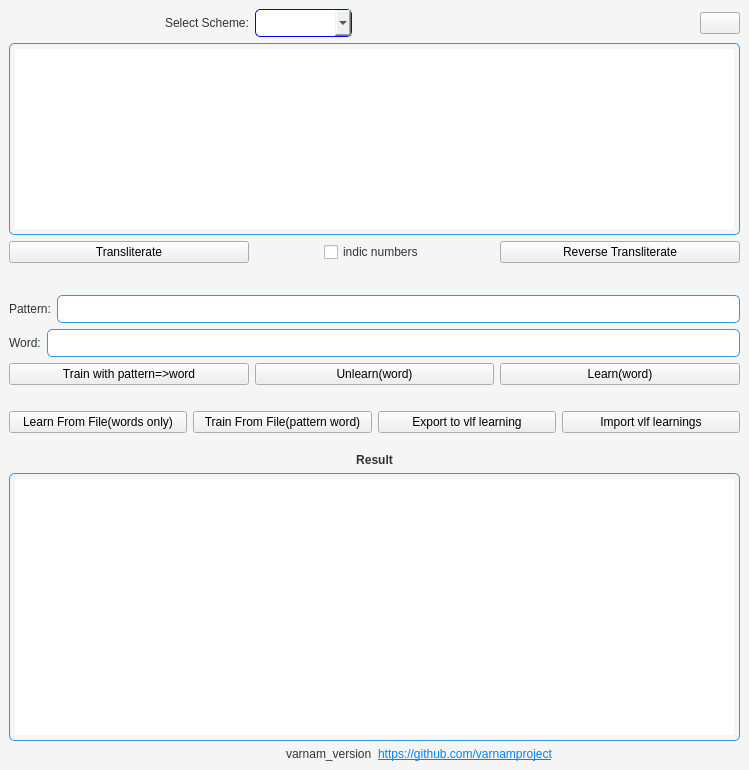
First picture: the form in mainwindow.ui, repository khumnath/varnam-tools, before the edit.
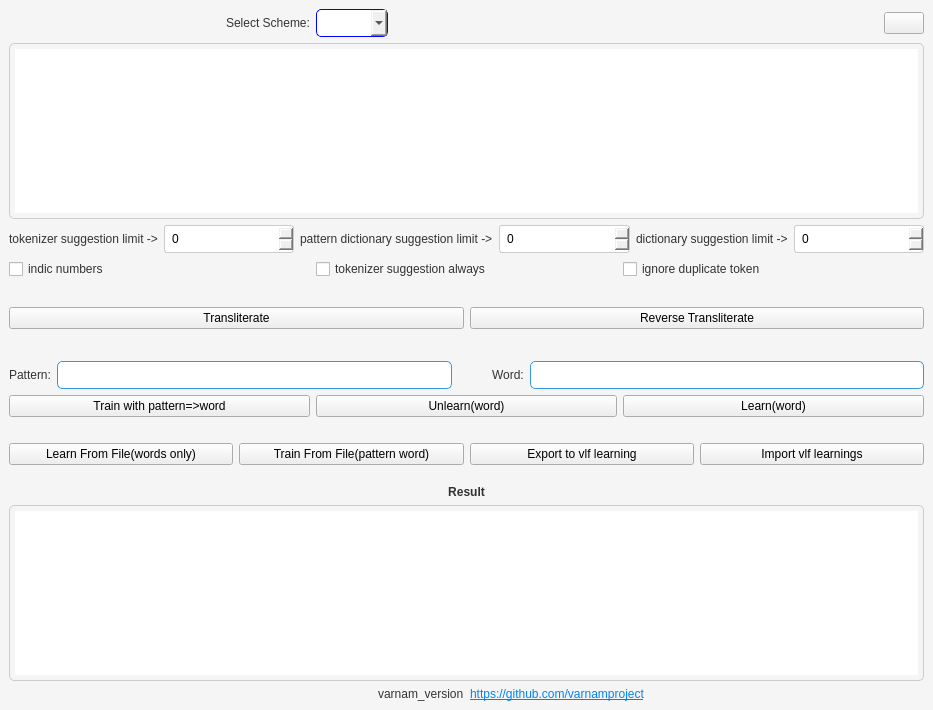
Second picture: the form after the edit. Icons and pictures are not drawn.

The edit to the form file:
```diff
--- a/mainwindow.ui
+++ b/mainwindow.ui
@@ -9,8 +9,8 @@
    <rect>
     <x>0</x>
     <y>0</y>
-    <width>749</width>
-    <height>770</height>
+    <width>933</width>
+    <height>710</height>
    </rect>
   </property>
   <property name="focusPolicy">
@@ -28,11 +28,11 @@
   background-color: #f5f5f5; /* Light gray background */
   font-family: Arial, sans-serif; /* Modern font */
 }
+
 QLabel {
   color: #333; /* Darker text for labels */
 }
 
-
 /* Text boxes with blue borders and rounded corners */
 QLineEdit, QTextEdit {
   border: 1px solid #3498db; /* Blue border for text boxes */
@@ -41,9 +41,10 @@
   background-color: white;
 }
 
+/* Combo box style */
 QComboBox {
   border: 1px solid blue; /* Light gray border for combobox */
-border-radius: 5px;
+  border-radius: 5px;
   padding: 5px;
   background-color: white;
 }
@@ -52,9 +53,59 @@
   color: #333; /* Darker text for checkbox */
 }
 
+/* Specific styles for components */
 QLabel#debugLabel {
-  font-weight: bold; /* Bold text for result label */
+  font-weight: bold; /* Bold text for debug label */
 }
+
+
+
+/* Specific styles for QTextEdit */
+QTextEdit {
+  background-color: #ffffff; /* White background */
+  border: 1px solid #cccccc; /* Light gray border */
+  padding: 5px; /* Padding */
+}
+
+/* Specific styles for QSpinBox */
+QSpinBox {
+  padding: 5px; /* Padding */
+  border: 1px solid #cccccc; /* Light gray border */
+  border-radius: 3px; /* Rounded corners */
+  background-color: white; /* White background */
+}
+
+/* Specific styles for QFileDialog */
+QFileDialog {
+  background-color: #ffffff; /* White background */
+  border: 1px solid #cccccc; /* Light gray border */
+}
+
+/* Specific styles for QMessageBox */
+QMessageBox {
+  background-color: #ffffff; /* White background */
+  border: 1px solid #cccccc; /* Light gray border */
+}
+
+/* Specific styles for CustomHtmlDialog */
+CustomHtmlDialog {
+  background-color: #ffffff; /* White background */
+  border: 1px solid #cccccc; /* Light gray border */
+}
+
+/* Specific styles for QMenuBar */
+QMenuBar {
+  background-color: #ffffff; /* White background */
+  border: 1px solid #cccccc; /* Light gray border */
+}
+
+/* Specific styles for QMenu */
+QMenu {
+  background-color: #ffffff; /* White background */
+  border: 1px solid #cccccc; /* Light gray border */
+}
+
+/* Additional component styles can be added as needed */
 </string>
   </property>
   <property name="dockNestingEnabled">
@@ -82,7 +133,7 @@
        <widget class="QComboBox" name="vstSelector">
         <property name="minimumSize">
          <size>
-          <width>97</width>
+          <width>0</width>
           <height>0</height>
          </size>
         </property>
@@ -139,15 +190,45 @@
      </widget>
     </item>
     <item>
-     <layout class="QHBoxLayout" name="translit_buttons">
+     <layout class="QGridLayout" name="gridLayout">
+      <property name="sizeConstraint">
+       <enum>QLayout::SetDefaultConstraint</enum>
+      </property>
+      <item row="0" column="0">
+       <widget class="QLabel" name="label_3">
+        <property name="text">
+         <string>tokenizer suggestion limit -&gt;</string>
+        </property>
+       </widget>
+      </item>
+      <item row="0" column="6">
+       <widget class="QSpinBox" name="dictSuggestionsSpinBox"/>
+      </item>
+      <item row="0" column="4">
+       <widget class="QLabel" name="label_4">
+        <property name="text">
+         <string>dictionary suggestion limit -&gt;</string>
+        </property>
+       </widget>
+      </item>
+      <item row="0" column="1">
+       <widget class="QSpinBox" name="tokenizerSuggestionsSpinBox"/>
+      </item>
+      <item row="0" column="2">
+       <widget class="QLabel" name="label_5">
+        <property name="text">
+         <string>pattern dictionary suggestion limit -&gt;</string>
+        </property>
+       </widget>
+      </item>
+      <item row="0" column="3">
+       <widget class="QSpinBox" name="patternDictSuggestionsSpinBox"/>
+      </item>
+     </layout>
+    </item>
+    <item>
+     <layout class="QHBoxLayout" name="horizontalLayout_3">
       <item>
-       <widget class="QPushButton" name="transliterateButton">
-        <property name="text">
-         <string>Transliterate</string>
-        </property>
-       </widget>
-      </item>
-      <item alignment="Qt::AlignHCenter|Qt::AlignVCenter">
        <widget class="QCheckBox" name="indicNumberCheckBox">
         <property name="enabled">
          <bool>true</bool>
@@ -164,6 +245,44 @@
        </widget>
       </item>
       <item>
+       <widget class="QCheckBox" name="tokenizerSuggestionsAlwaysCheckBox">
+        <property name="text">
+         <string>tokenizer suggestion always</string>
+        </property>
+       </widget>
+      </item>
+      <item>
+       <widget class="QCheckBox" name="ignoreDuplicateTokenCheckBox">
+        <property name="text">
+         <string>ignore duplicate token</string>
+        </property>
+       </widget>
+      </item>
+     </layout>
+    </item>
+    <item>
+     <spacer name="horizontalSpacer_4">
+      <property name="orientation">
+       <enum>Qt::Horizontal</enum>
+      </property>
+      <property name="sizeHint" stdset="0">
+       <size>
+        <width>40</width>
+        <height>22</height>
+       </size>
+      </property>
+     </spacer>
+    </item>
+    <item>
+     <layout class="QHBoxLayout" name="translit_buttons">
+      <item>
+       <widget class="QPushButton" name="transliterateButton">
+        <property name="text">
+         <string>Transliterate</string>
+        </property>
+       </widget>
+      </item>
+      <item>
        <widget class="QPushButton" name="reverseTransliterateButton">
         <property name="text">
          <string>Reverse Transliterate</string>
@@ -186,39 +305,48 @@
      </spacer>
     </item>
     <item>
-     <layout class="QHBoxLayout" name="patterninput">
-      <item>
-       <widget class="QLabel" name="patternLabel">
-        <property name="text">
-         <string>Pattern:</string>
-        </property>
-       </widget>
-      </item>
-      <item>
+     <layout class="QGridLayout" name="gridLayout_2">
+      <item row="0" column="1">
        <widget class="QLineEdit" name="patternLineEdit">
         <property name="styleSheet">
          <string notr="true">background-color: white;</string>
         </property>
        </widget>
       </item>
-     </layout>
-    </item>
-    <item>
-     <layout class="QHBoxLayout" name="itrainingwordinput">
-      <item>
+      <item row="0" column="3">
        <widget class="QLabel" name="wordLabel">
         <property name="text">
          <string>Word:</string>
         </property>
        </widget>
       </item>
-      <item>
+      <item row="0" column="4">
        <widget class="QLineEdit" name="wordLineEdit">
         <property name="styleSheet">
          <string notr="true">background-color: white;</string>
         </property>
        </widget>
       </item>
+      <item row="0" column="0">
+       <widget class="QLabel" name="patternLabel">
+        <property name="text">
+         <string>Pattern:</string>
+        </property>
+       </widget>
+      </item>
+      <item row="0" column="2">
+       <spacer name="verticalSpacer">
+        <property name="orientation">
+         <enum>Qt::Vertical</enum>
+        </property>
+        <property name="sizeHint" stdset="0">
+         <size>
+          <width>34</width>
+          <height>40</height>
+         </size>
+        </property>
+       </spacer>
+      </item>
      </layout>
     </item>
     <item>
```
Left out of the diff: 3 changed lines with no effect on the pictures.
